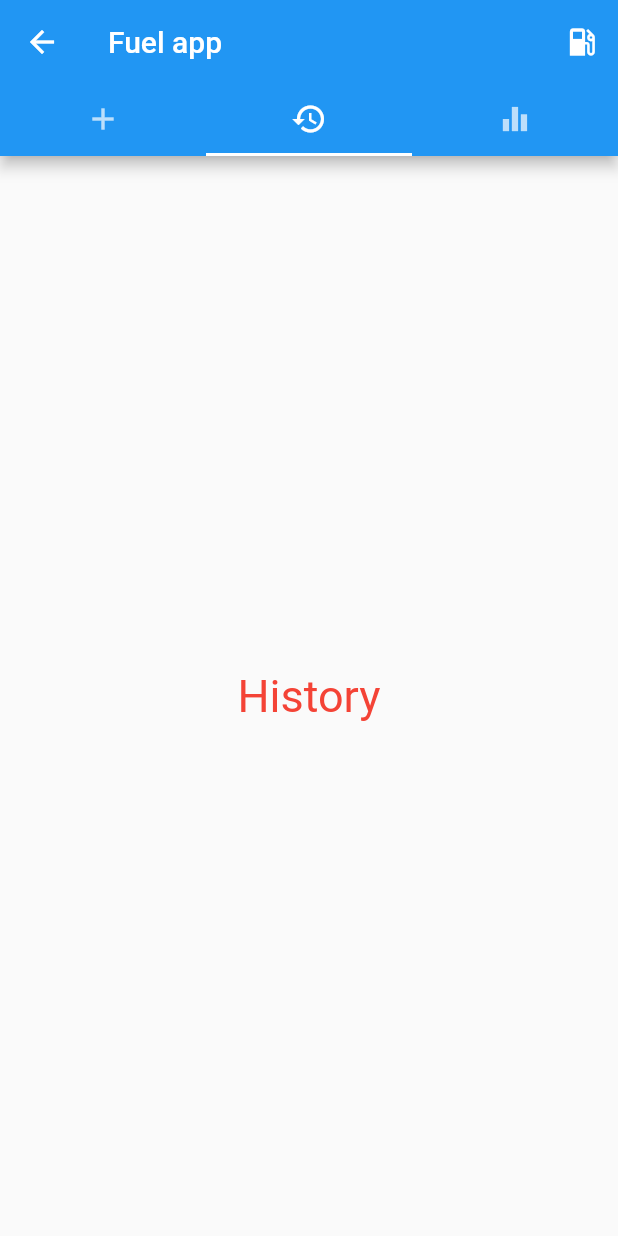
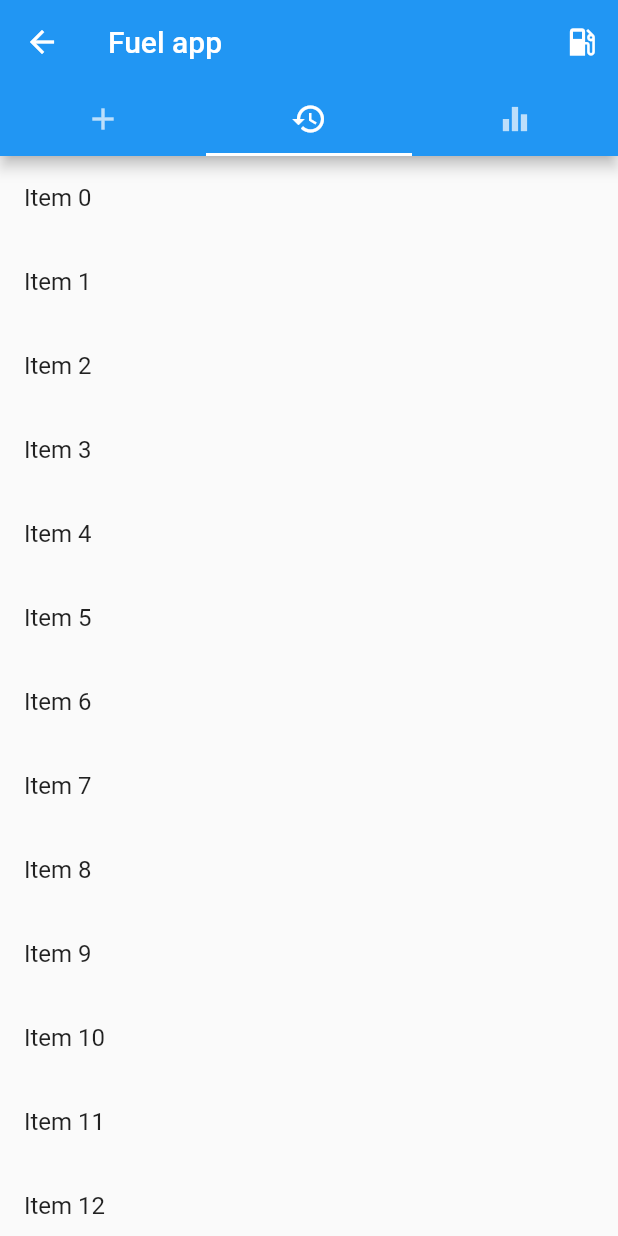
Before and after one commit to MDolega20/fuel_flutter_app, a Flutter app: the FuelApp screen opened by its route, tab 2 chosen, on a phone screen of 412 x 824 dp. Run offline on Flutter 3.47's test engine with Material 2 defaults, Android fonts, the phone set to English and light mode, and no system bars; our stand-ins replace datetime_picker_formfield, shared_preferences; accounts and stored records are empty.

Commit message:
nothing important, just learning

```diff
--- a/lib/model/fuel_list_model.dart
+++ b/lib/model/fuel_list_model.dart
@@ -4,8 +4,8 @@ import 'package:scoped_model/scoped_model.dart';
 class FuelingListModel extends Model {
   final List<Fueling> _fuelings = [];
 
-  List<Fueling> get fuelings =>
-      _fuelings.where((fueling) => !fueling.isDeleted).toList();
+//  List<Fueling> get fuelings =>
+//      _fuelings.where((fueling) => !fueling.isDeleted).toList();
 
   final Function(FuelingListModel) onSave;
 
--- a/lib/persistor.dart
+++ b/lib/persistor.dart
@@ -1,4 +1,3 @@
-//import 'package:fast_shopping/model/purchase.dart';
 import 'dart:convert';
 
 import 'package:flutter_app_2/model/fueling.dart';
--- a/lib/screens/page_history.dart
+++ b/lib/screens/page_history.dart
@@ -1,8 +1,11 @@
 import 'package:flutter/material.dart';
+
 
 class PageHistory extends StatelessWidget {
   BuildContext _context;
 
+  // temporary
+  final List<String> items = List<String>.generate(10000, (i) => "Item $i");
 
   @override
   Widget build(BuildContext context) {
@@ -10,11 +13,23 @@ class PageHistory extends StatelessWidget {
         mainAxisAlignment: MainAxisAlignment.center,
         crossAxisAlignment: CrossAxisAlignment.center,
         children: <Widget>[
-          Text(
-            "History",
-            style: TextStyle(fontSize: 30.0, color: Colors.red),
-          ),
-//          FormNrOne(),
+//          Text(
+//            "History",
+//            style: TextStyle(fontSize: 30.0, color: Colors.red),
+//          ),
+          fuelingList()
         ]);
   }
+
+  Widget fuelingList() {
+    return Flexible(
+        child: ListView.builder(
+      itemCount: items.length,
+      itemBuilder: (context, index) {
+        return ListTile(
+          title: Text('${items[index]}'),
+        );
+      },
+    ));
+  }
 }
--- a/lib/widgets/fueling_list_item.dart
+++ b/lib/widgets/fueling_list_item.dart
@@ -3,10 +3,10 @@ import 'package:flutter_app_2/model/fueling.dart';
 
 class FuelingListItem extends StatelessWidget {
   const FuelingListItem(
-      {Key key, @required this.purchase, this.onTap, this.onDelete})
+      {Key key, @required this.fueling, this.onTap, this.onDelete})
       : super(key: key);
 
-  final Fueling purchase;
+  final Fueling fueling;
   final Fueling onTap;
   final Fueling onDelete;
 
@@ -25,7 +25,7 @@ class FuelingListItem extends StatelessWidget {
                   child: InkWell(
 //                      onTap: onTap,
                       child: Expanded(
-                          child: Text(purchase.odometr.toString(),
+                          child: Text(fueling.odometr.toString(),
                               style: const TextStyle(fontSize: 16)))))),
           Material(
               color: background,
```
Also changed, not shown: lib/widgets/fueling_list.dart (added, +84 -0 lines), 2 other files.
